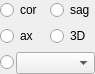
Above: Code/Gui/MITK/Modules/niftkMIDASGui/Resources/UI/QmitkMIDASLayoutWidget.ui from NifTK/NifTK before the change. Below: the same form after it.
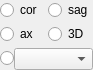
That is the form after the change.

The edit to the form file:
```diff
--- a/Code/Gui/MITK/Modules/niftkMIDASGui/Resources/UI/QmitkMIDASLayoutWidget.ui
+++ b/Code/Gui/MITK/Modules/niftkMIDASGui/Resources/UI/QmitkMIDASLayoutWidget.ui
@@ -6,8 +6,8 @@
    <rect>
     <x>0</x>
     <y>0</y>
-    <width>95</width>
-    <height>66</height>
+    <width>93</width>
+    <height>62</height>
    </rect>
   </property>
   <property name="windowTitle">
@@ -15,10 +15,10 @@
   </property>
   <layout class="QGridLayout" name="gridLayout">
    <property name="horizontalSpacing">
-    <number>2</number>
+    <number>0</number>
    </property>
    <property name="verticalSpacing">
-    <number>6</number>
+    <number>4</number>
    </property>
    <property name="margin">
     <number>0</number>
@@ -26,7 +26,7 @@
    <item row="0" column="2">
     <widget class="QRadioButton" name="m_SagittalWindowRadioButton">
      <property name="sizePolicy">
-      <sizepolicy hsizetype="Fixed" vsizetype="Fixed">
+      <sizepolicy hsizetype="Preferred" vsizetype="Fixed">
        <horstretch>0</horstretch>
        <verstretch>0</verstretch>
       </sizepolicy>
@@ -70,7 +70,7 @@
    <item row="2" column="0" colspan="2">
     <widget class="QRadioButton" name="m_AxialWindowRadioButton">
      <property name="sizePolicy">
-      <sizepolicy hsizetype="Fixed" vsizetype="Fixed">
+      <sizepolicy hsizetype="Preferred" vsizetype="Fixed">
        <horstretch>0</horstretch>
        <verstretch>0</verstretch>
       </sizepolicy>
@@ -92,7 +92,7 @@
    <item row="0" column="0" colspan="2">
     <widget class="QRadioButton" name="m_CoronalWindowRadioButton">
      <property name="sizePolicy">
-      <sizepolicy hsizetype="Fixed" vsizetype="Fixed">
+      <sizepolicy hsizetype="Preferred" vsizetype="Fixed">
        <horstretch>0</horstretch>
        <verstretch>0</verstretch>
       </sizepolicy>
@@ -126,6 +126,12 @@
    </item>
    <item row="2" column="2">
     <widget class="QRadioButton" name="m_3DWindowRadioButton">
+     <property name="sizePolicy">
+      <sizepolicy hsizetype="Preferred" vsizetype="Fixed">
+       <horstretch>0</horstretch>
+       <verstretch>0</verstretch>
+      </sizepolicy>
+     </property>
      <property name="text">
       <string>3D</string>
      </property>
```
